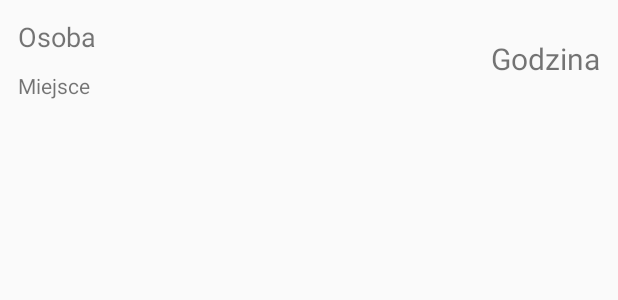
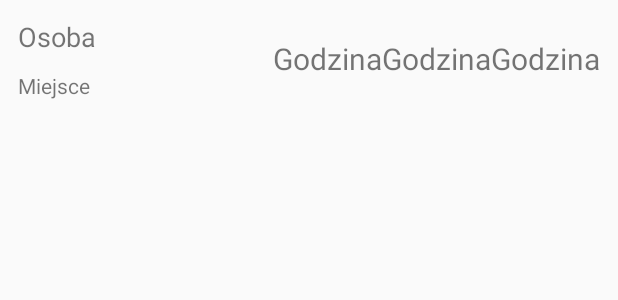
Before and after one commit to Alakul/NoteCar, an Android app: the layout list_layout.xml on its own in the app's theme, with its tools: preview values and no code run, on a phone screen of 412 x 824 dp. Shown: the top 300 px of the screen. Run offline under Robolectric (Android 15) with nearby library versions, the phone set to English and light mode, and no system bars.

Commit message:
Fixed bugs

```diff
--- a/app/src/main/java/com/example/notecar/AdapterData.java
+++ b/app/src/main/java/com/example/notecar/AdapterData.java
@@ -44,12 +44,16 @@ public class AdapterData extends BaseAdapter
         TextView person=view.findViewById(R.id.person_text);
         TextView time=view.findViewById(R.id.time_text);
         TextView place=view.findViewById(R.id.place_text);
+        TextView date=view.findViewById(R.id.date_text);
+        TextView id=view.findViewById(R.id.id_text);
 
         DataTable dataItem = (DataTable)getItem(position);
 
         person.setText(dataItem.getPerson());
         time.setText(dataItem.getTime());
         place.setText(dataItem.getPlace());
+        date.setText(dataItem.getDate());
+        id.setText(String.valueOf(dataItem.getId()));
 
         return view;
     }
--- a/app/src/main/res/layout/list_layout.xml
+++ b/app/src/main/res/layout/list_layout.xml
@@ -40,5 +40,19 @@
             android:text="@string/godzina"
             android:gravity="center_vertical"
             android:textSize="20sp"/>
+        <TextView
+        android:id="@+id/date_text"
+        android:layout_width="wrap_content"
+        android:layout_height="match_parent"
+        android:text="@string/godzina"
+        android:gravity="center_vertical"
+        android:textSize="20sp"/>
+        <TextView
+            android:id="@+id/id_text"
+            android:layout_width="wrap_content"
+            android:layout_height="match_parent"
+            android:text="@string/godzina"
+            android:gravity="center_vertical"
+            android:textSize="20sp"/>
     </LinearLayout>
 </LinearLayout>
--- a/build.gradle
+++ b/build.gradle
@@ -7,7 +7,7 @@ buildscript {
 
     }
     dependencies {
-        classpath 'com.android.tools.build:gradle:3.6.3'
+        classpath 'com.android.tools.build:gradle:4.0.0'
         // NOTE: Do not place your application dependencies here; they belong
         // in the individual module build.gradle files
     }
```
Also changed, not shown: app/src/main/java/com/example/notecar/DatabaseHelper.java (+24 -40 lines), app/src/main/java/com/example/notecar/List.java (+38 -7 lines), app/src/main/java/com/example/notecar/MainActivity.java (+44 -51 lines), gradle/wrapper/gradle-wrapper.properties.
